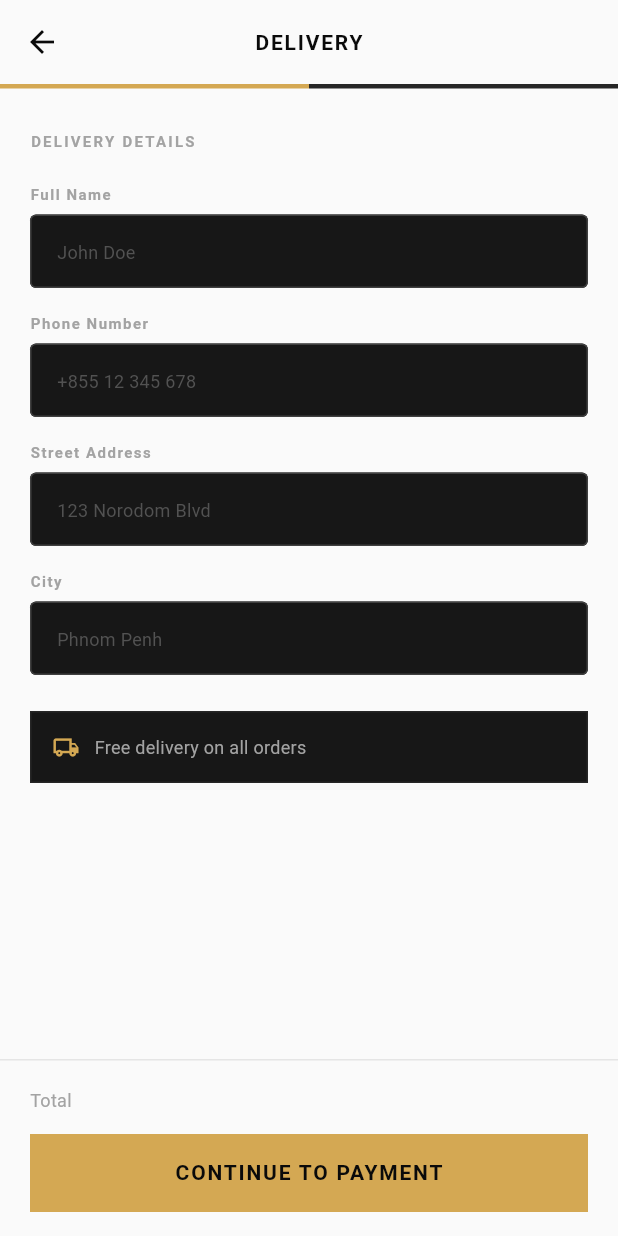
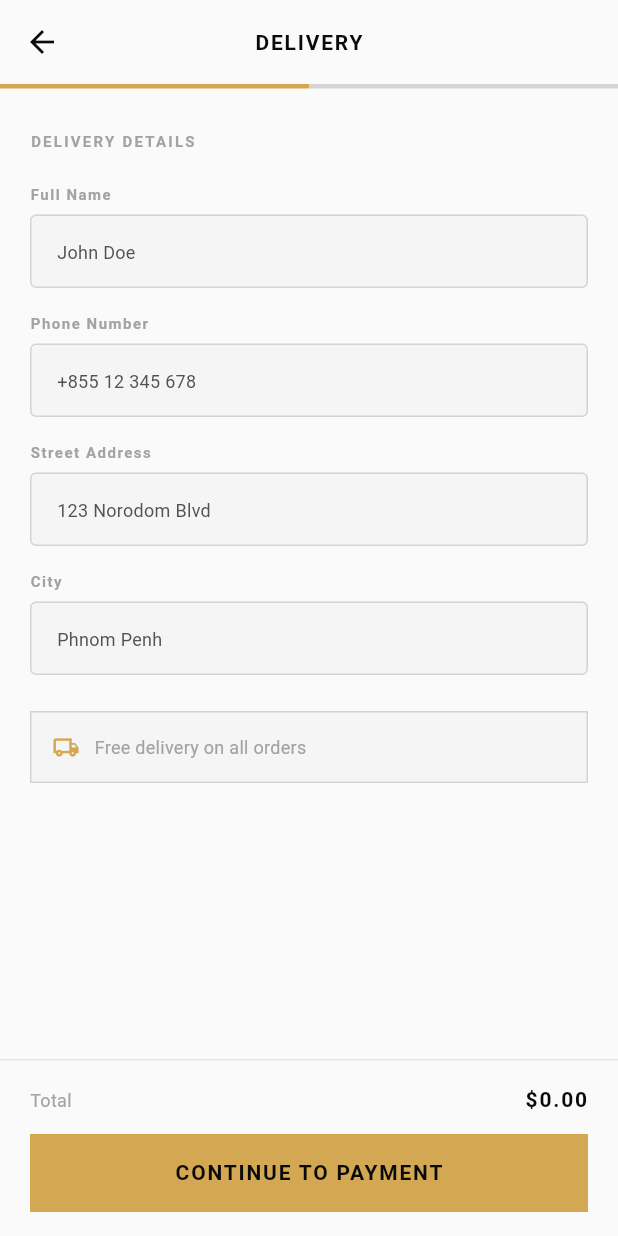
Before and after one commit to vinatomanyy/OnlyMen-Clothing-App, a Flutter app: the CheckoutScreen screen opened by its route, on a phone screen of 412 x 824 dp. Run offline on Flutter 3.47's test engine with Material 3 defaults, Android fonts, the phone set to English and light mode, and no system bars; our stand-ins replace cached_network_image, flutter_map, flutter_riverpod, go_router, latlong2, photo_view and 3 more; accounts and stored records are empty; Roboto replaces fonts that are missing (Helvetica Neue).

Commit message:
fix light mode in payment checkout.

```diff
--- a/lib/features/cart/checkout_screen.dart
+++ b/lib/features/cart/checkout_screen.dart
@@ -76,9 +76,9 @@ class _CheckoutScreenState extends ConsumerState<CheckoutScreen> {
       backgroundColor: Theme.of(context).scaffoldBackgroundColor,
       appBar: _step == 2 ? null : _buildAppBar(),
       body: _step == 0
-          ? _buildAddressStep()
+          ? _buildAddressStep(context)
           : _step == 1
-              ? _buildPaymentStep()
+              ? _buildPaymentStep(context)
               : _buildConfirmation(context),
     );
   }
@@ -102,7 +102,7 @@ class _CheckoutScreenState extends ConsumerState<CheckoutScreen> {
               child: AnimatedContainer(
                 duration: const Duration(milliseconds: 300),
                 height: 3,
-                color: i <= _step ? AppColors.accent : AppColors.grey800,
+                color: i <= _step ? AppColors.accent : (_isDark(context) ? AppColors.grey800 : AppColors.grey300),
               ),
             )),
           ),
@@ -110,7 +110,7 @@ class _CheckoutScreenState extends ConsumerState<CheckoutScreen> {
       );
 
   // ── Step 1: Address ───────────────────────────────────────────
-  Widget _buildAddressStep() => Form(
+  Widget _buildAddressStep(BuildContext context) => Form(
         key: _addressFormKey,
         child: Column(
           children: [
@@ -124,6 +124,7 @@ class _CheckoutScreenState extends ConsumerState<CheckoutScreen> {
                           .copyWith(color: AppColors.grey400, letterSpacing: 1.5)),
                   const SizedBox(height: 20),
                   _buildField(
+                    context,
                     controller: _nameController,
                     label: 'Full Name',
                     hint: 'John Doe',
@@ -131,6 +132,7 @@ class _CheckoutScreenState extends ConsumerState<CheckoutScreen> {
                   ),
                   const SizedBox(height: 16),
                   _buildField(
+                    context,
                     controller: _phoneController,
                     label: 'Phone Number',
                     hint: '+855 12 345 678',
@@ -139,6 +141,7 @@ class _CheckoutScreenState extends ConsumerState<CheckoutScreen> {
                   ),
                   const SizedBox(height: 16),
                   _buildField(
+                    context,
                     controller: _addressController,
                     label: 'Street Address',
                     hint: '123 Norodom Blvd',
@@ -146,6 +149,7 @@ class _CheckoutScreenState extends ConsumerState<CheckoutScreen> {
                   ),
                   const SizedBox(height: 16),
                   _buildField(
+                    context,
                     controller: _cityController,
                     label: 'City',
                     hint: 'Phnom Penh',
@@ -155,8 +159,8 @@ class _CheckoutScreenState extends ConsumerState<CheckoutScreen> {
                   Container(
                     padding: const EdgeInsets.all(14),
                     decoration: BoxDecoration(
-                      color: AppColors.grey900,
-                      border: Border.all(color: AppColors.grey800),
+                      color: _surface(context),
+                      border: Border.all(color: _border(context)),
                     ),
                     child: Row(
                       children: [
@@ -172,13 +176,13 @@ class _CheckoutScreenState extends ConsumerState<CheckoutScreen> {
                 ],
               ),
             ),
-            _buildBottomBar('CONTINUE TO PAYMENT', widget.total),
+            _buildBottomBar(context, 'CONTINUE TO PAYMENT', widget.total),
           ],
         ),
       );
 
   // ── Step 2: Payment ───────────────────────────────────────────
-  Widget _buildPaymentStep() => Form(
+  Widget _buildPaymentStep(BuildContext context) => Form(
         key: _paymentFormKey,
         child: Column(
           children: [
@@ -196,12 +200,18 @@ class _CheckoutScreenState extends ConsumerState<CheckoutScreen> {
                     height: 160,
                     padding: const EdgeInsets.all(20),
                     decoration: BoxDecoration(
-                      gradient: const LinearGradient(
-                        colors: [AppColors.grey900, AppColors.cardDark],
-                        begin: Alignment.topLeft,
-                        end: Alignment.bottomRight,
-                      ),
-                      border: Border.all(color: AppColors.grey700),
+                      gradient: _isDark(context)
+                          ? const LinearGradient(
+                              colors: [AppColors.grey900, AppColors.cardDark],
+                              begin: Alignment.topLeft,
+                              end: Alignment.bottomRight,
+                            )
+                          : const LinearGradient(
+                              colors: [AppColors.grey200, AppColors.grey300],
+                              begin: Alignment.topLeft,
+                              end: Alignment.bottomRight,
+                            ),
+                      border: Border.all(color: _border(context)),
                     ),
                     child: Column(
                       crossAxisAlignment: CrossAxisAlignment.start,
@@ -212,8 +222,8 @@ class _CheckoutScreenState extends ConsumerState<CheckoutScreen> {
                             Text('ONLYMEN',
                                 style: AppTextStyles.labelSmall
                                     .copyWith(color: AppColors.accent, letterSpacing: 2)),
-                            const Icon(Icons.credit_card,
-                                color: AppColors.grey600, size: 28),
+                            Icon(Icons.credit_card,
+                                color: _isDark(context) ? AppColors.grey600 : AppColors.grey500, size: 28),
                           ],
                         ),
                         const Spacer(),
@@ -222,7 +232,7 @@ class _CheckoutScreenState extends ConsumerState<CheckoutScreen> {
                               ? '•••• •••• •••• ••••'
                               : _formatCardDisplay(_cardController.text),
                           style: AppTextStyles.labelLarge
-                              .copyWith(color: AppColors.white, letterSpacing: 2),
+                              .copyWith(color: _isDark(context) ? AppColors.white : AppColors.black, letterSpacing: 2),
                         ),
                         const SizedBox(height: 12),
                         Row(
@@ -232,7 +242,7 @@ class _CheckoutScreenState extends ConsumerState<CheckoutScreen> {
                                   ? 'CARD HOLDER'
                                   : _cardNameController.text.toUpperCase(),
                               style: AppTextStyles.bodySmall
-                                  .copyWith(color: AppColors.grey400),
+                                  .copyWith(color: _isDark(context) ? AppColors.grey400 : AppColors.grey600),
                             ),
                             const Spacer(),
                             Text(
@@ -240,7 +250,7 @@ class _CheckoutScreenState extends ConsumerState<CheckoutScreen> {
                                   ? 'MM/YY'
                                   : _expiryController.text,
                               style: AppTextStyles.bodySmall
-                                  .copyWith(color: AppColors.grey400),
+                                  .copyWith(color: _isDark(context) ? AppColors.grey400 : AppColors.grey600),
                             ),
                           ],
                         ),
@@ -249,6 +259,7 @@ class _CheckoutScreenState extends ConsumerState<CheckoutScreen> {
                   ),
                   const SizedBox(height: 24),
                   _buildField(
+                    context,
                     controller: _cardNameController,
                     label: 'Name on Card',
                     hint: 'John Doe',
@@ -257,6 +268,7 @@ class _CheckoutScreenState extends ConsumerState<CheckoutScreen> {
                   ),
                   const SizedBox(height: 16),
                   _buildField(
+                    context,
                     controller: _cardController,
                     label: 'Card Number',
                     hint: '1234 5678 9012 3456',
@@ -277,6 +289,7 @@ class _CheckoutScreenState extends ConsumerState<CheckoutScreen> {
                     children: [
                       Expanded(
                         child: _buildField(
+                          context,
                           controller: _expiryController,
                           label: 'Expiry',
                           hint: 'MM/YY',
@@ -293,6 +306,7 @@ class _CheckoutScreenState extends ConsumerState<CheckoutScreen> {
                       const SizedBox(width: 16),
                       Expanded(
                         child: _buildField(
+                          context,
                           controller: _cvvController,
                           label: 'CVV',
                           hint: '•••',
@@ -322,6 +336,7 @@ class _CheckoutScreenState extends ConsumerState<CheckoutScreen> {
               ),
             ),
             _buildBottomBar(
+              context,
               _placing ? 'PLACING ORDER...' : 'PLACE ORDER',
               widget.total,
               loading: _placing,
@@ -348,7 +363,7 @@ class _CheckoutScreenState extends ConsumerState<CheckoutScreen> {
               ),
               const SizedBox(height: 28),
               Text('ORDER PLACED',
-                  style: AppTextStyles.h2.copyWith(color: AppColors.white)),
+                  style: AppTextStyles.h2.copyWith(color: Theme.of(context).colorScheme.onSurface)),
               const SizedBox(height: 12),
               Text(
                 'Thank you! Your order has been received.',
@@ -361,8 +376,8 @@ class _CheckoutScreenState extends ConsumerState<CheckoutScreen> {
                 width: double.infinity,
                 padding: const EdgeInsets.all(20),
                 decoration: BoxDecoration(
-                  color: AppColors.grey900,
-                  border: Border.all(color: AppColors.grey800),
+                  color: _surface(context),
+                  border: Border.all(color: _border(context)),
                 ),
                 child: Column(
                   children: [
@@ -378,7 +393,7 @@ class _CheckoutScreenState extends ConsumerState<CheckoutScreen> {
                             ? 'Phnom Penh'
                             : _cityController.text),
                     const SizedBox(height: 12),
-                    _ConfirmRow(label: 'Estimated', value: '3–5 business days'),
+                    const _ConfirmRow(label: 'Estimated', value: '3–5 business days'),
                   ],
                 ),
               ),
@@ -402,12 +417,12 @@ class _CheckoutScreenState extends ConsumerState<CheckoutScreen> {
                   width: double.infinity,
                   height: 52,
                   decoration: BoxDecoration(
-                    border: Border.all(color: AppColors.grey700),
+                    border: Border.all(color: _border(context)),
                   ),
                   alignment: Alignment.center,
                   child: Text('EXPLORE LOOKBOOK',
                       style: AppTextStyles.labelLarge
-                          .copyWith(color: AppColors.white)),
+                          .copyWith(color: Theme.of(context).colorScheme.onSurface)),
                 ),
               ),
             ],
@@ -415,7 +430,8 @@ class _CheckoutScreenState extends ConsumerState<CheckoutScreen> {
         ),
       );
 
-  Widget _buildBottomBar(String label, double total, {bool loading = false}) =>
+  Widget _buildBottomBar(BuildContext context, String label, double total,
+          {bool loading = false}) =>
       Container(
         padding: EdgeInsets.fromLTRB(
             20, 16, 20, MediaQuery.of(context).padding.bottom + 16),
@@ -434,7 +450,7 @@ class _CheckoutScreenState extends ConsumerState<CheckoutScreen> {
                         AppTextStyles.bodySmall.copyWith(color: AppColors.grey400)),
                 Text('\$${total.toStringAsFixed(2)}',
                     style: AppTextStyles.labelLarge
-                        .copyWith(color: AppColors.white)),
+                        .copyWith(color: Theme.of(context).colorScheme.onSurface)),
               ],
             ),
             const SizedBox(height: 12),
@@ -460,7 +476,7 @@ class _CheckoutScreenState extends ConsumerState<CheckoutScreen> {
         ),
       );
 
-  Widget _buildField({
+  Widget _buildField(BuildContext context, {
     required TextEditingController controller,
     required String label,
     required String hint,
@@ -482,7 +498,8 @@ class _CheckoutScreenState extends ConsumerState<CheckoutScreen> {
             keyboardType: keyboardType,
             inputFormatters: inputFormatters,
             obscureText: obscureText,
-            style: AppTextStyles.bodyMedium.copyWith(color: AppColors.white),
+            style: AppTextStyles.bodyMedium.copyWith(
+                color: Theme.of(context).colorScheme.onSurface),
             onChanged: onChanged,
             validator: validator,
             decoration: InputDecoration(
@@ -490,15 +507,9 @@ class _CheckoutScreenState extends ConsumerState<CheckoutScreen> {
               hintStyle:
                   AppTextStyles.bodySmall.copyWith(color: AppColors.grey600),
               filled: true,
-              fillColor: AppColors.grey900,
-              border: OutlineInputBorder(
-                borderRadius: BorderRadius.circular(4),
-                borderSide: const BorderSide(color: AppColors.grey700),
-              ),
-              enabledBorder: OutlineInputBorder(
-                borderRadius: BorderRadius.circular(4),
-                borderSide: const BorderSide(color: AppColors.grey700),
-              ),
+              fillColor: _surface(context),
+              border: _outlineBorder(context),
+              enabledBorder: _outlineBorder(context),
               focusedBorder: OutlineInputBorder(
                 borderRadius: BorderRadius.circular(4),
                 borderSide: const BorderSide(color: AppColors.accent),
@@ -512,6 +523,21 @@ class _CheckoutScreenState extends ConsumerState<CheckoutScreen> {
             ),
           ),
         ],
+      );
+
+  bool _isDark(BuildContext context) =>
+      Theme.of(context).brightness == Brightness.dark;
+
+  Color _surface(BuildContext context) =>
+      _isDark(context) ? AppColors.grey900 : AppColors.grey100;
+
+  Color _border(BuildContext context) =>
+      _isDark(context) ? AppColors.grey700 : AppColors.grey300;
+
+  OutlineInputBorder _outlineBorder(BuildContext context) =>
+      OutlineInputBorder(
+        borderRadius: BorderRadius.circular(4),
+        borderSide: BorderSide(color: _border(context)),
       );
 
   String _formatCardDisplay(String digits) {
@@ -572,7 +598,8 @@ class _ConfirmRow extends StatelessWidget {
               style:
                   AppTextStyles.bodySmall.copyWith(color: AppColors.grey500)),
           Text(value,
-              style: AppTextStyles.labelSmall.copyWith(color: Theme.of(context).colorScheme.onSurface)),
+              style: AppTextStyles.labelSmall.copyWith(
+                  color: Theme.of(context).colorScheme.onSurface)),
         ],
       );
 }
```
